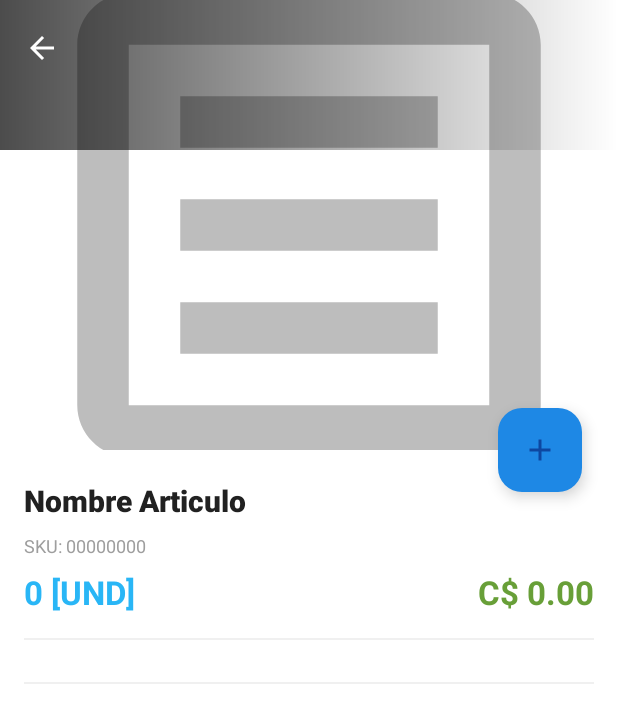
After one commit to GUMADESARROLLO/GMV, an Android app: the ProductDetailActivity screen opened directly, with no data from a screen before it, on a phone screen of 412 x 824 dp. The commit adds this screen. Shown: the top 723 px of the screen. Run offline under Robolectric (Android 15) with nearby library versions, the phone set to English and light mode, and no system bars; our stand-ins replace Picasso; pictures from the network do not load.

Commit message:
✅ [ADD] Activity detalles Articulo

```diff
--- a/app/src/main/AndroidManifest.xml
+++ b/app/src/main/AndroidManifest.xml
@@ -31,6 +31,10 @@
             android:name=".activities.ClienteDetailActivity"
             android:exported="false" />
 
+        <activity
+            android:name=".activities.ProductDetailActivity"
+            android:exported="false" />
+
     </application>
 
 </manifest>
--- /dev/null
+++ b/app/src/main/java/com/unimarksa/gmv/activities/ProductDetailActivity.kt
@@ -0,0 +1,74 @@
+package com.unimarksa.gmv.activities
+
+import android.os.Bundle
+import androidx.activity.enableEdgeToEdge
+import androidx.appcompat.app.AppCompatActivity
+import androidx.appcompat.widget.Toolbar
+import androidx.core.view.ViewCompat
+import androidx.core.view.WindowInsetsCompat
+import androidx.recyclerview.widget.GridLayoutManager
+import com.squareup.picasso.Picasso
+import com.unimarksa.gmv.R
+import com.unimarksa.gmv.adapters.BonificadosAdapter
+import com.unimarksa.gmv.databinding.ActivityProductDetailBinding
+import com.unimarksa.gmv.models.ItemProducto
+
+class ProductDetailActivity : AppCompatActivity() {
+
+    private lateinit var binding: ActivityProductDetailBinding
+
+    override fun onCreate(savedInstanceState: Bundle?) {
+        enableEdgeToEdge()
+        super.onCreate(savedInstanceState)
+        binding = ActivityProductDetailBinding.inflate(layoutInflater)
+        setContentView(binding.root)
+
+        ViewCompat.setOnApplyWindowInsetsListener(binding.main) { v, insets ->
+            val systemBars = insets.getInsets(WindowInsetsCompat.Type.systemBars())
+            v.setPadding(systemBars.left, systemBars.top, systemBars.right, systemBars.bottom)
+            insets
+        }
+
+        setSupportActionBar(binding.toolbar)
+        supportActionBar?.setDisplayHomeAsUpEnabled(true)
+        supportActionBar?.setDisplayShowHomeEnabled(true)
+        supportActionBar?.title = ""
+
+        binding.toolbar.setNavigationOnClickListener { onBackPressedDispatcher.onBackPressed() }
+
+        val producto = intent.getSerializableExtra("producto") as? ItemProducto
+        producto?.let { bindData(it) }
+    }
+
+    private fun bindData(item: ItemProducto) {
+        binding.productName.text = item.nombre
+        binding.idSkuProduct.text = "SKU: ${item.codArticulo}"
+        binding.productQuantity.text = item.cantidad
+        binding.productPrice.text = "C$ ${item.precio}"
+
+        Picasso.get()
+            .load(item.imagenUrl)
+            .placeholder(R.drawable.img_empty_history)
+            .resize(600, 600)
+            .centerCrop()
+            .into(binding.productImage)
+
+        val partes = if (!item.bonificado.isNullOrBlank()) {
+            item.bonificado!!.split(",").map { it.trim() }.filter { it.isNotEmpty() }
+        } else emptyList()
+
+        if (partes.isNotEmpty()) {
+            binding.recyclerBonificado.layoutManager = GridLayoutManager(this, 6)
+            binding.recyclerBonificado.adapter = BonificadosAdapter(partes)
+            binding.recyclerBonificado.visibility = android.view.View.VISIBLE
+        } else {
+            binding.recyclerBonificado.visibility = android.view.View.GONE
+        }
+
+        val html = item.nombre.ifEmpty { "Sin descripción" }
+        binding.productDescription.settings.javaScriptEnabled = true
+        binding.productDescription.loadDataWithBaseURL(null,
+            "<html><body style='color:#525252;font-size:14px'>$html</body></html>",
+            "text/html", "utf-8", null)
+    }
+}
--- a/app/src/main/java/com/unimarksa/gmv/adapters/ProductosAdapter.kt
+++ b/app/src/main/java/com/unimarksa/gmv/adapters/ProductosAdapter.kt
@@ -1,5 +1,6 @@
 package com.unimarksa.gmv.adapters
 
+import android.content.Intent
 import android.view.LayoutInflater
 import android.view.View
 import android.view.ViewGroup
@@ -10,11 +11,11 @@ import androidx.recyclerview.widget.GridLayoutManager
 import androidx.recyclerview.widget.RecyclerView
 import com.squareup.picasso.Picasso
 import com.unimarksa.gmv.R
+import com.unimarksa.gmv.activities.ProductDetailActivity
 import com.unimarksa.gmv.models.ItemProducto
 
 class ProductosAdapter(
-    private val items: List<ItemProducto>,
-    private val onClick: (ItemProducto) -> Unit
+    private val items: List<ItemProducto>
 ) : RecyclerView.Adapter<ProductosAdapter.ViewHolder>() {
 
     class ViewHolder(view: View) : RecyclerView.ViewHolder(view) {
@@ -60,7 +61,11 @@ class ProductosAdapter(
             .centerCrop()
             .into(holder.categoryImage)
 
-        holder.itemView.setOnClickListener { onClick(item) }
+        holder.itemView.setOnClickListener {
+            val intent = Intent(holder.itemView.context, ProductDetailActivity::class.java)
+            intent.putExtra("producto", item)
+            holder.itemView.context.startActivity(intent)
+        }
     }
 
     override fun getItemCount() = items.size
--- a/app/src/main/java/com/unimarksa/gmv/fragments/ArticulosFragment.kt
+++ b/app/src/main/java/com/unimarksa/gmv/fragments/ArticulosFragment.kt
@@ -66,6 +66,6 @@ class ArticulosFragment : Fragment() {
     }
 
     private fun mostrarProductos(productos: List<ItemProducto>) {
-        recyclerView.adapter = ProductosAdapter(productos) { /* click handler */ }
+        recyclerView.adapter = ProductosAdapter(productos)
     }
 }
--- a/app/src/main/java/com/unimarksa/gmv/models/ItemProducto.kt
+++ b/app/src/main/java/com/unimarksa/gmv/models/ItemProducto.kt
@@ -1,4 +1,6 @@
 package com.unimarksa.gmv.models
+
+import java.io.Serializable
 
 data class ItemProducto(
     val nombre: String,
@@ -10,4 +12,4 @@ data class ItemProducto(
     val bonificado: String? = null,
     val imagenUrl: String? = null,
     val imagenResource: Int? = null
-)
+) : Serializable
--- /dev/null
+++ b/app/src/main/res/drawable/bg_gradient.xml
@@ -0,0 +1,8 @@
+<?xml version="1.0" encoding="utf-8"?>
+<shape xmlns:android="http://schemas.android.com/apk/res/android"
+    android:shape="rectangle">
+    <gradient
+        android:angle="180"
+        android:endColor="#00FFFFFF"
+        android:startColor="#B3000000" />
+</shape>
--- /dev/null
+++ b/app/src/main/res/layout/activity_product_detail.xml
@@ -0,0 +1,189 @@
+<?xml version="1.0" encoding="utf-8"?>
+<androidx.coordinatorlayout.widget.CoordinatorLayout xmlns:android="http://schemas.android.com/apk/res/android"
+    xmlns:app="http://schemas.android.com/apk/res-auto"
+    android:id="@+id/main"
+    android:layout_width="match_parent"
+    android:layout_height="match_parent"
+    android:fitsSystemWindows="true">
+
+    <com.google.android.material.appbar.AppBarLayout
+        android:id="@+id/app_bar_layout"
+        android:layout_width="match_parent"
+        android:layout_height="300dp"
+        android:fitsSystemWindows="true"
+        android:theme="@style/ThemeOverlay.AppCompat.Dark.ActionBar">
+
+        <com.google.android.material.appbar.CollapsingToolbarLayout
+            android:id="@+id/collapsing_toolbar"
+            android:layout_width="match_parent"
+            android:layout_height="match_parent"
+            android:fitsSystemWindows="true"
+            app:contentScrim="@android:color/white"
+            app:expandedTitleTextAppearance="@style/TextAppearance.AppCompat.Title"
+            app:layout_scrollFlags="scroll|enterAlwaysCollapsed"
+            app:statusBarScrim="@android:color/white"
+            app:titleEnabled="false">
+
+            <ImageView
+                android:id="@+id/product_image"
+                android:layout_width="match_parent"
+                android:layout_height="match_parent"
+                android:fitsSystemWindows="true"
+                android:scaleType="centerCrop"
+                android:src="@drawable/img_empty_history"
+                app:layout_collapseMode="parallax" />
+
+            <View
+                android:layout_width="match_parent"
+                android:layout_height="100dp"
+                android:background="@drawable/bg_gradient"
+                android:fitsSystemWindows="true"
+                android:rotation="180" />
+
+            <FrameLayout
+                android:layout_width="match_parent"
+                android:layout_height="wrap_content">
+
+                <androidx.appcompat.widget.Toolbar
+                    android:id="@+id/toolbar"
+                    android:layout_width="match_parent"
+                    android:layout_height="?attr/actionBarSize"
+                    app:contentInsetStartWithNavigation="0dp"
+                    app:popupTheme="@style/ThemeOverlay.AppCompat.Light" />
+
+            </FrameLayout>
+
+        </com.google.android.material.appbar.CollapsingToolbarLayout>
+
+    </com.google.android.material.appbar.AppBarLayout>
+
+    <androidx.core.widget.NestedScrollView
+        android:layout_width="match_parent"
+        android:layout_height="match_parent"
+        android:background="@android:color/white"
+        android:clipToPadding="false"
+        android:scrollbars="none"
+        android:scrollingCache="true"
+        app:layout_behavior="@string/appbar_scrolling_view_behavior">
+
+        <LinearLayout
+            android:layout_width="match_parent"
+            android:layout_height="wrap_content"
+            android:orientation="vertical"
+            android:padding="@dimen/spacing_large">
+
+            <TextView
+                android:id="@+id/product_name"
+                android:layout_width="match_parent"
+                android:layout_height="wrap_content"
+                android:layout_marginTop="@dimen/spacing_small"
+                android:fontFamily="sans-serif-medium"
+                android:text="Nombre Articulo"
+                android:textColor="@color/grey_90"
+                android:textSize="20sp"
+                android:textStyle="bold" />
+
+            <TextView
+                android:id="@+id/id_sku_product"
+                android:layout_width="wrap_content"
+                android:layout_height="wrap_content"
+                android:layout_marginTop="@dimen/spacing_medium"
+                android:text="SKU: 00000000"
+                android:textAppearance="@style/TextAppearance.AppCompat.Caption"
+                android:textColor="@color/grey_40" />
+
+            <LinearLayout
+                android:layout_width="match_parent"
+                android:layout_height="wrap_content"
+                android:gravity="center_vertical"
+                android:orientation="horizontal"
+                android:layout_marginTop="@dimen/spacing_medium">
+
+                <TextView
+                    android:id="@+id/product_quantity"
+                    android:layout_width="wrap_content"
+                    android:layout_height="wrap_content"
+                    android:text="0 [UND]"
+                    android:textAppearance="@style/TextAppearance.AppCompat.Large"
+                    android:textColor="@color/light_blue_400"
+                    android:textStyle="bold" />
+
+                <View
+                    android:layout_width="0dp"
+                    android:layout_height="0dp"
+                    android:layout_weight="1" />
+
+                <TextView
+                    android:id="@+id/product_price"
+                    android:layout_width="wrap_content"
+                    android:layout_height="wrap_content"
+                    android:text="C$ 0.00"
+                    android:textAppearance="@style/TextAppearance.AppCompat.Large"
+                    android:textColor="@color/light_green_700"
+                    android:textStyle="bold" />
+
+            </LinearLayout>
+
+            <View
+                android:layout_width="match_parent"
+                android:layout_height="1dp"
+                android:layout_marginVertical="@dimen/spacing_large"
+                android:background="@color/grey_10" />
+
+            <!-- Bonificado chips -->
+            <LinearLayout
+                android:layout_width="match_parent"
+                android:layout_height="wrap_content"
+                android:orientation="horizontal">
+
+                <androidx.recyclerview.widget.RecyclerView
+                    android:id="@+id/recycler_bonificado"
+                    android:layout_width="match_parent"
+                    android:layout_height="wrap_content"
+                    android:scrollbars="horizontal"
+                    android:scrollingCache="true" />
+
+            </LinearLayout>
+
+            <View
+                android:layout_width="match_parent"
+                android:layout_height="1dp"
+                android:layout_marginVertical="@dimen/spacing_middle"
+                android:background="@color/grey_10" />
+
+            <!-- Descripcion WebView -->
+            <LinearLayout
+                android:layout_width="match_parent"
+                android:layout_height="wrap_content"
+                android:orientation="vertical">
+
+                <WebView
+                    android:id="@+id/product_description"
+                    android:layout_width="match_parent"
+                    android:layout_height="wrap_content"
+                    android:scrollbars="none" />
+
+            </LinearLayout>
+
+            <View
+                android:layout_width="0dp"
+                android:layout_height="@dimen/spacing_middle" />
+
+        </LinearLayout>
+
+    </androidx.core.widget.NestedScrollView>
+
+    <com.google.android.material.floatingactionbutton.FloatingActionButton
+        android:id="@+id/btn_cart"
+        android:layout_width="wrap_content"
+        android:layout_height="wrap_content"
+        android:layout_margin="@dimen/spacing_mlarge"
+        android:clickable="true"
+        android:tint="@android:color/white"
+        app:backgroundTint="@color/colorAccent"
+        app:fabSize="normal"
+        app:layout_anchor="@id/app_bar_layout"
+        app:layout_anchorGravity="bottom|right|end"
+        app:srcCompat="@drawable/ic_add" />
+
+</androidx.coordinatorlayout.widget.CoordinatorLayout>
--- /dev/null
+++ b/app/src/main/res/layout/include_update_product.xml
@@ -0,0 +1,16 @@
+<?xml version="1.0" encoding="utf-8"?>
+<LinearLayout xmlns:android="http://schemas.android.com/apk/res/android"
+    android:layout_width="match_parent"
+    android:layout_height="wrap_content"
+    android:gravity="center"
+    android:orientation="vertical"
+    android:padding="16dp"
+    android:visibility="invisible">
+
+    <TextView
+        android:layout_width="wrap_content"
+        android:layout_height="wrap_content"
+        android:text="Actualizar Producto"
+        android:textSize="14sp" />
+
+</LinearLayout>
--- a/app/src/main/res/values/colors.xml
+++ b/app/src/main/res/values/colors.xml
@@ -62,6 +62,7 @@
     <color name="grey_60">#757575</color>
     <color name="available">#43A047</color>
     <color name="txt_price_color">#E65100</color>
+    <color name="grey_90">#212121</color>
     <color name="light_blue_400">#29B6F6</color>
     <color name="red">#EF5350</color>
     <color name="orange_500">#FF9800</color>
@@ -72,6 +73,7 @@
     <color name="blue_600">#1E88E5</color>
     <color name="black">#000000</color>
     <color name="light_green_600">#43A047</color>
+    <color name="light_green_700">#689F38</color>
     <color name="colorAccent">@color/primary</color>
     <color name="overlay_light_20">#33FFFFFF</color>
 
```
